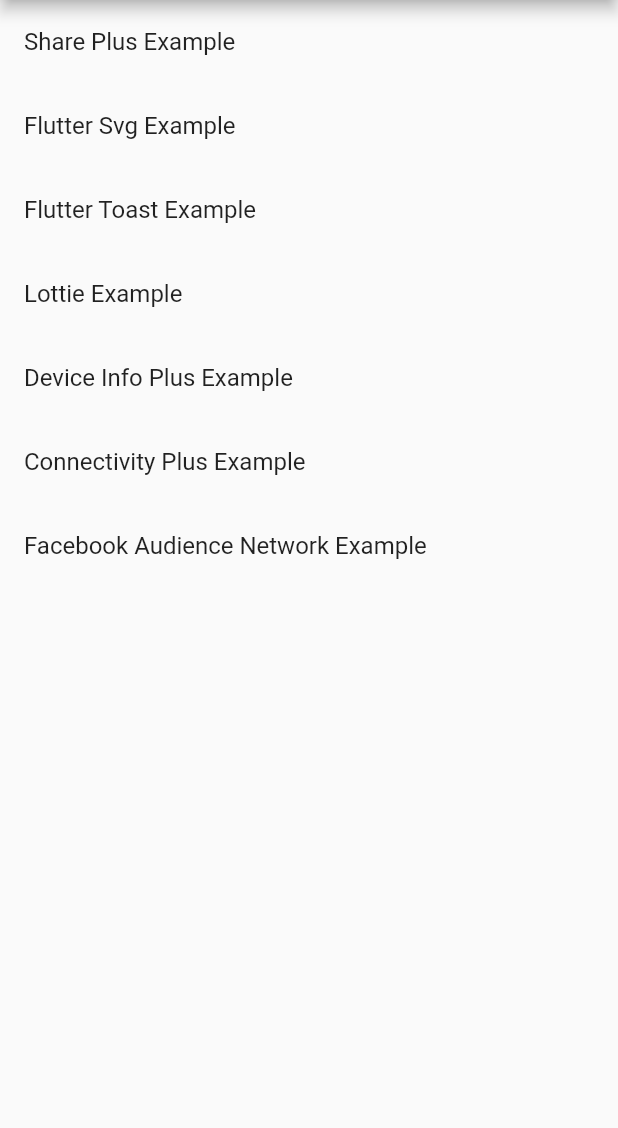
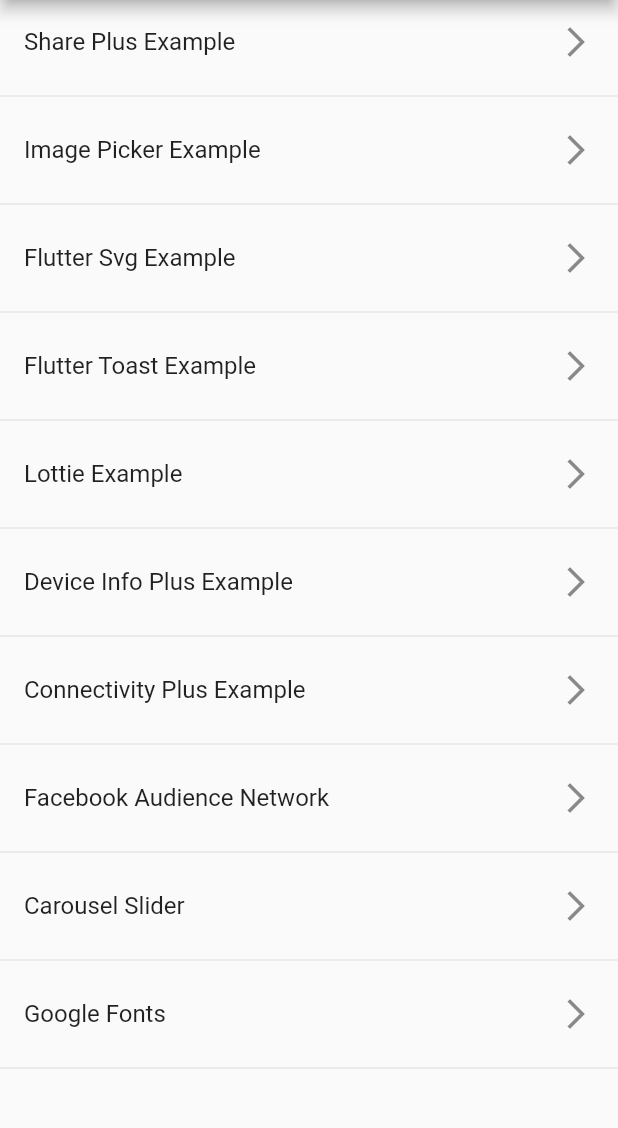
Before and after one commit to itxmubi/Flutter-Packages-Implementation, a Flutter app: the screen it shows after launch, on a phone screen of 412 x 824 dp, the part 84-1212 px from its top. Run offline on Flutter 3.47's test engine with Material 2 defaults, Android fonts, the phone set to English and light mode, and no system bars; our stand-ins replace carousel_slider, connectivity_plus, device_info_plus, flutter_svg, fluttertoast, google_fonts and 4 more; missing offline and left inert: facebook_audience_network; project files that could hold a hidden picture were left out.

Commit message:
Image Picker Package added

```diff
--- a/lib/Home/home_screen.dart
+++ b/lib/Home/home_screen.dart
@@ -1,4 +1,7 @@
 import 'package:flutter/material.dart';
+import 'package:flutter_packages_implementation/Carousel%20Slider/carousel_slider_example.dart';
+import 'package:flutter_packages_implementation/Google%20Fonts/google_fonts_example.dart';
+import 'package:flutter_packages_implementation/Image%20Picker/image_picker_example.dart';
 
 import '../Connectivity Plus/connectivity_plus_example.dart';
 import '../Device Info Plus/device_info_example.dart';
@@ -16,48 +19,55 @@ class HomeScreen extends StatefulWidget {
 }
 
 class _HomeScreenState extends State<HomeScreen> {
+  List pagesNamese = [
+    "Share Plus Example",
+    "Image Picker Example",
+    "Flutter Svg Example",
+    "Flutter Toast Example",
+    "Lottie Example",
+    "Device Info Plus Example",
+    "Connectivity Plus Example",
+    "Facebook Audience Network",
+    "Carousel Slider",
+    "Google Fonts"
+  ];
+
+  List<Widget> pages = [
+    const SharePlusExample(),
+    const ImagePickerExample(),
+    const FlutterSvgExample(),
+    FlutterToastExample(),
+    const LottieExample(),
+    const DeviceInfoExample(),
+    const ConnectivityPlusExample(
+      title: "Connectivity Plus Example",
+    ),
+    const FacebookAdsPage(),
+    const CarouselSliderExample(),
+    const GoogleFontsExample(title: "Google Fonts Example")
+  ];
+
   @override
   Widget build(BuildContext context) {
     return Scaffold(
-      appBar: AppBar(title: Text("Flutter Packages Implementation"),
+      appBar: AppBar(
+        title: const Text("Flutter Packages Implementation"),
       ),
-
       body: Column(children: [
-        ListTile(title: Text("Share Plus Example",),
-        onTap: (){
-          Navigator.push(context, MaterialPageRoute(builder: (context)=> SharePlusExample()));
-
-        },),
-        ListTile(title: Text("Flutter Svg Example"),
-        onTap: (){
-          Navigator.push(context, MaterialPageRoute(builder: (context)=> FlutterSvgExample()));
-
-        },),
-        ListTile(title: Text("Flutter Toast Example"),
-        onTap: (){
-          Navigator.push(context, MaterialPageRoute(builder: (context)=> FlutterToastExample()));
-
-        },),
-        ListTile(title: Text("Lottie Example"),
-        onTap: (){
-          Navigator.push(context, MaterialPageRoute(builder: (context)=> LottieExample()));
-
-        },),
-        ListTile(title: Text("Device Info Plus Example"),
-        onTap: (){
-          Navigator.push(context, MaterialPageRoute(builder: (context)=> DeviceInfoExample()));
-
-        },),
-        ListTile(title: Text("Connectivity Plus Example"),
-        onTap: (){
-          Navigator.push(context, MaterialPageRoute(builder: (context)=> ConnectivityPlusExample(title: "Connectivity Plus Example",)));
-
-        },),
-        ListTile(title: Text("Facebook Audience Network Example"),
-        onTap: (){
-          Navigator.push(context, MaterialPageRoute(builder: (context)=> FacebookAdsPage()));
-
-        },),
+        for (int i = 0; i < pages.length; i++)
+          Column(
+            children: [
+              ListTile(
+                title: Text(pagesNamese[i]),
+                onTap: () {
+                  Navigator.push(
+                      context, MaterialPageRoute(builder: (context) => pages[i]));
+                },
+                trailing: const Icon(Icons.arrow_forward_ios),
+              ),
+            const  Divider()
+            ],
+          ),
       ]),
     );
   }
```
Also changed, not shown: lib/Image Picker/image_picker_example.dart (+9 -25 lines).
